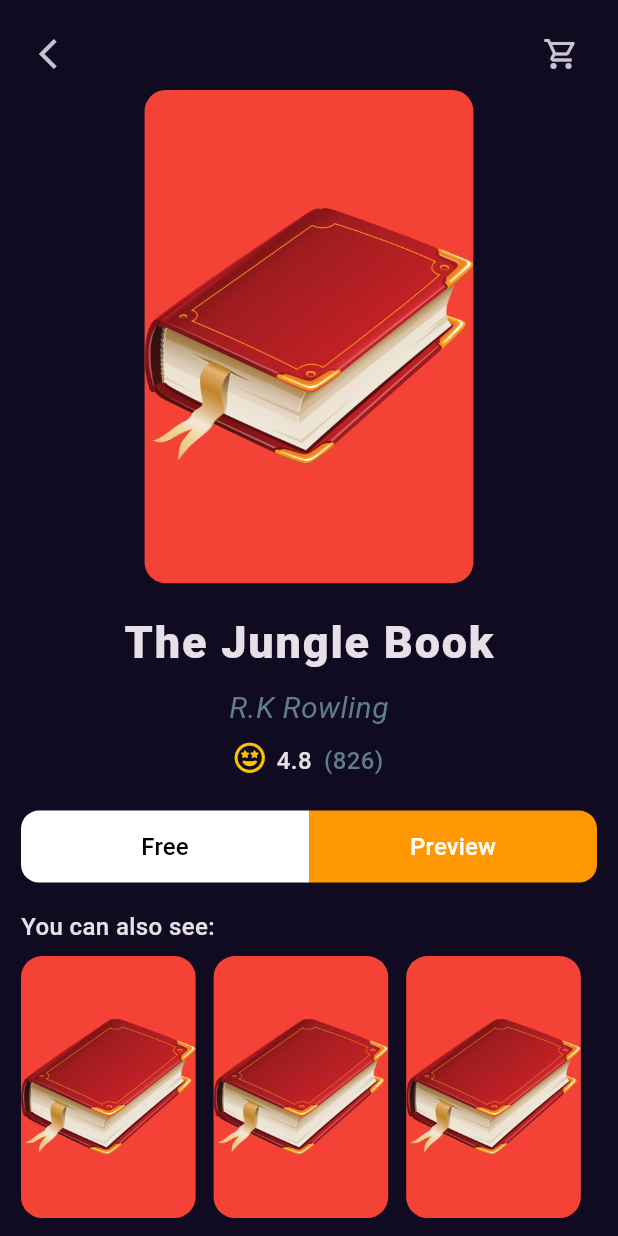
After one commit to hashem2770/bookly, a Flutter app: the BookDetailsView screen opened by its route, on a phone screen of 412 x 824 dp. The commit adds this screen. Run offline on Flutter 3.47's test engine with Material 3 defaults, Android fonts, the phone set to English and light mode, and no system bars; our stand-ins replace font_awesome_flutter, go_router, google_fonts; Roboto replaces fonts that are missing (Aclonica).

Commit message:
refactor book details view

```diff
--- /dev/null
+++ b/lib/features/home_view/presentation/widgets/book_details_section.dart
@@ -0,0 +1,38 @@
+import 'package:flutter/material.dart';
+
+import '../../../../core/utlis/styles.dart';
+import 'book_action.dart';
+import 'book_rating.dart';
+import 'custom_book_item.dart';
+
+class BookDetailsSection extends StatelessWidget {
+  const BookDetailsSection({super.key});
+
+  @override
+  Widget build(BuildContext context) {
+    var size = MediaQuery.of(context).size;
+    return Column(
+      children: [
+        Padding(
+          padding: EdgeInsets.symmetric(horizontal: size.width * .2),
+          child: const CustomBookImage(),
+        ),
+        const SizedBox(height: 18),
+        const Text(
+          'The Jungle Book',
+          style: Styles.textStyle30,
+        ),
+        const SizedBox(height: 8),
+        Text(
+          'R.K Rowling',
+          style: Styles.textStyle20.copyWith(
+              fontStyle: FontStyle.italic, color: Colors.blueGrey),
+        ),
+        const SizedBox(height: 8),
+        const BookRating(mainAxisAlignment: MainAxisAlignment.center),
+        const SizedBox(height: 22),
+        const BooksAction(),
+      ],
+    );
+  }
+}
--- a/lib/features/home_view/presentation/widgets/book_details_view_body.dart
+++ b/lib/features/home_view/presentation/widgets/book_details_view_body.dart
@@ -1,56 +1,32 @@
-import 'package:bookly/features/home_view/presentation/widgets/book_rating.dart';
-import 'package:bookly/features/home_view/presentation/widgets/custom_book_item.dart';
 import 'package:flutter/material.dart';
-
-import '../../../../core/utlis/styles.dart';
-import 'book_action.dart';
+import 'book_details_section.dart';
 import 'custom_details_view_app_bar.dart';
-import 'similar_books_list_view.dart';
+import 'similar_book_section.dart';
 
 class BookDetailsViewBody extends StatelessWidget {
   const BookDetailsViewBody({super.key});
 
   @override
   Widget build(BuildContext context) {
-    var size = MediaQuery.of(context).size;
-    return SafeArea(
+    return const SafeArea(
+      child: CustomScrollView(
+        physics: BouncingScrollPhysics(),
+        slivers: [
+          SliverFillRemaining(
             child: Padding(
-        padding: const EdgeInsets.symmetric(horizontal: 14.0, vertical: 12),
+              padding: EdgeInsets.symmetric(horizontal: 14.0, vertical: 12),
               child: Column(
                 children: [
-            const CustomDetailsViewAppBar(),
-            Padding(
-              padding: EdgeInsets.symmetric(horizontal: size.width * .2),
-              child: const CustomBookImage(),
-            ),
-            const SizedBox(height: 18),
-            const Text(
-              'The Jungle Book',
-              style: Styles.textStyle30,
-            ),
-            const SizedBox(height: 8),
-            Text(
-              'R.K Rowling',
-              style: Styles.textStyle20.copyWith(
-                  fontStyle: FontStyle.italic, color: Colors.blueGrey),
-            ),
-            const SizedBox(height: 8),
-            const BookRating(mainAxisAlignment: MainAxisAlignment.center),
-            const SizedBox(height: 22),
-            const BooksAction(),
-            const SizedBox(height: 18),
-            const Row(
-              children: [
-                Text(
-                  'You can also see:',
-                  style: Styles.textStyle16,
+                  CustomDetailsViewAppBar(),
+                  BookDetailsSection(),
+                  Expanded(
+                    child: SimilarBooksSection(),
                   ),
                 ],
               ),
-            const SizedBox(height: 8),
-            const SimilarBooksListView(),
+            ),
+          )
         ],
-        ),
       ),
     );
   }
--- /dev/null
+++ b/lib/features/home_view/presentation/widgets/similar_book_section.dart
@@ -0,0 +1,28 @@
+
+import 'package:flutter/material.dart';
+
+import '../../../../core/utlis/styles.dart';
+import 'similar_books_list_view.dart';
+
+class SimilarBooksSection extends StatelessWidget {
+  const SimilarBooksSection({super.key});
+
+  @override
+  Widget build(BuildContext context) {
+    return const Column(
+      children: [
+        SizedBox(height: 18),
+        Row(
+          children: [
+            Text(
+              'You can also see:',
+              style: Styles.textStyle16,
+            ),
+          ],
+        ),
+        SizedBox(height: 8),
+        SimilarBooksListView(),
+      ],
+    );
+  }
+}
```
Lines whose indentation alone changed are shown as unchanged.
